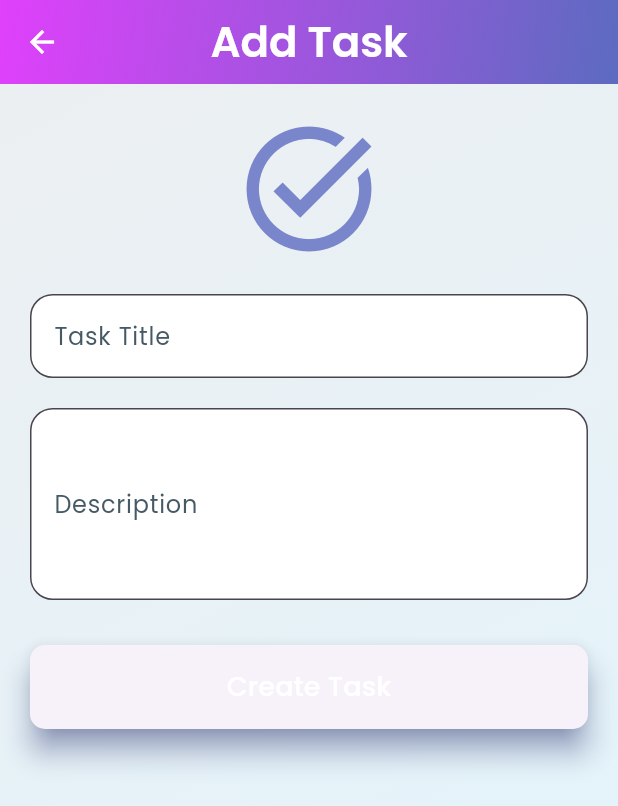
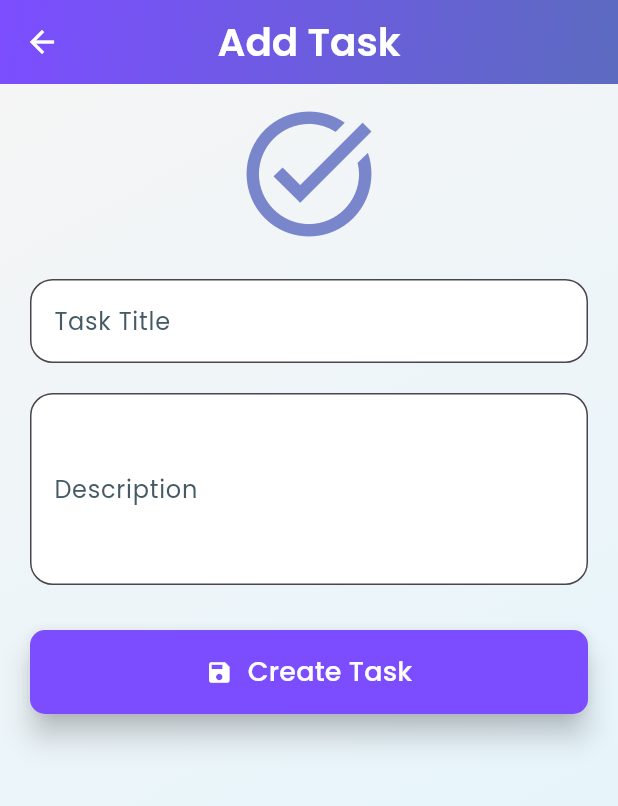
Before and after one commit to keerthana2331/hive, a Flutter app: the screen it shows after launch, after a tap on "Add Your First Task", on a phone screen of 412 x 824 dp. Shown: the top 806 px of the screen. Run offline on Flutter 3.47's test engine with Material 3 defaults, Android fonts, the phone set to English and light mode, and no system bars; our stand-ins replace google_fonts, hive, hive_flutter; accounts and stored records are empty.

Commit message:
made some changes into it

```diff
--- a/lib/addscreen.dart
+++ b/lib/addscreen.dart
@@ -1,3 +1,5 @@
+// ignore_for_file: prefer_const_constructors, library_private_types_in_public_api, use_key_in_widget_constructors, prefer_const_constructors_in_immutables
+
 import 'package:flutter/material.dart';
 import 'package:google_fonts/google_fonts.dart';
 import 'package:hive/hive.dart';
@@ -10,19 +12,20 @@ class AddEditTaskScreen extends StatefulWidget {
   AddEditTaskScreen({this.task, required this.taskBox});
 
   @override
-  _AddEditTaskScreenState createState() => _AddEditTaskScreenState();
+  AddEditTaskScreenState createState() => AddEditTaskScreenState();
 }
 
-class _AddEditTaskScreenState extends State<AddEditTaskScreen> {
-  final _formKey = GlobalKey<FormState>();
-  late TextEditingController _titleController;
-  late TextEditingController _descriptionController;
+class AddEditTaskScreenState extends State<AddEditTaskScreen> {
+  final formKey = GlobalKey<FormState>();
+  late TextEditingController titleController;
+  late TextEditingController descriptionController;
 
   @override
   void initState() {
     super.initState();
-    _titleController = TextEditingController(text: widget.task?.title ?? '');
-    _descriptionController = TextEditingController(text: widget.task?.description ?? '');
+    titleController = TextEditingController(text: widget.task?.title ?? '');
+    descriptionController =
+        TextEditingController(text: widget.task?.description ?? '');
   }
 
   @override
@@ -31,72 +34,85 @@ class _AddEditTaskScreenState extends State<AddEditTaskScreen> {
       appBar: AppBar(
         title: Text(
           widget.task == null ? 'Add Task' : 'Edit Task',
-          style: GoogleFonts.poppins(fontSize: 28, color: Colors.white),
+          style: GoogleFonts.poppins(fontSize: 26, color: Colors.white),
         ),
         flexibleSpace: Container(
           decoration: BoxDecoration(
             gradient: LinearGradient(
-              colors: [Colors.purpleAccent.shade200, Colors.indigo.shade400],
+              colors: [
+                Colors.deepPurpleAccent.shade200,
+                Colors.indigo.shade400
+              ],
               begin: Alignment.topLeft,
               end: Alignment.bottomRight,
             ),
           ),
         ),
         centerTitle: true,
-        elevation: 10,
+        elevation: 12,
       ),
       body: Container(
-        padding: EdgeInsets.all(20),
+        padding: EdgeInsets.symmetric(horizontal: 20, vertical: 10),
         decoration: BoxDecoration(
           gradient: LinearGradient(
-            colors: [Colors.blueGrey.shade50, Colors.lightBlue.shade50],
+            colors: [Colors.grey.shade100, Colors.lightBlue.shade50],
             begin: Alignment.topLeft,
             end: Alignment.bottomRight,
           ),
         ),
         child: Form(
-          key: _formKey,
+          key: formKey,
           child: ListView(
             children: [
               Hero(
                 tag: 'taskIcon',
-                child: Icon(
-                  Icons.task_alt,
-                  size: 100,
-                  color: Colors.indigo.shade300,
+                child: AnimatedContainer(
+                  duration: Duration(milliseconds: 600),
+                  curve: Curves.easeOut,
+                  child: Icon(
+                    Icons.task_alt,
+                    size: 100,
+                    color: Colors.indigo.shade300,
+                  ),
                 ),
               ),
               SizedBox(height: 20),
               TextFormField(
-                controller: _titleController,
+                controller: titleController,
                 decoration: InputDecoration(
                   labelText: 'Task Title',
-                  labelStyle: GoogleFonts.poppins(color: Colors.blueGrey.shade700),
-                  border: OutlineInputBorder(borderRadius: BorderRadius.circular(15)),
+                  labelStyle:
+                      GoogleFonts.poppins(color: Colors.blueGrey.shade700),
+                  border: OutlineInputBorder(
+                      borderRadius: BorderRadius.circular(15)),
                   filled: true,
                   fillColor: Colors.white,
                 ),
                 validator: (value) {
                   if (value == null || value.isEmpty) {
-                    return 'Please enter a title';
+                    return 'Title is required.';
+                  } else if (value.length < 3) {
+                    return 'Title must be at least 3 characters long.';
                   }
                   return null;
                 },
               ),
               SizedBox(height: 20),
               TextFormField(
-                controller: _descriptionController,
+                controller: descriptionController,
                 decoration: InputDecoration(
                   labelText: 'Description',
-                  labelStyle: GoogleFonts.poppins(color: Colors.blueGrey.shade700),
-                  border: OutlineInputBorder(borderRadius: BorderRadius.circular(15)),
+                  labelStyle:
+                      GoogleFonts.poppins(color: Colors.blueGrey.shade700),
+                  border: OutlineInputBorder(
+                      borderRadius: BorderRadius.circular(15)),
                   filled: true,
                   fillColor: Colors.white,
                 ),
                 maxLines: 4,
                 validator: (value) {
                   if (value == null || value.isEmpty) {
-                    return 'Please enter a description';
+                    return 'Description cannot be empty.';
                   }
                   return null;
                 },
@@ -104,36 +120,48 @@ class _AddEditTaskScreenState extends State<AddEditTaskScreen> {
               SizedBox(height: 30),
               ElevatedButton(
                 onPressed: () {
-                  if (_formKey.currentState!.validate()) {
+                  if (formKey.currentState!.validate()) {
                     if (widget.task == null) {
                       widget.taskBox.add(
                         Task(
-                          title: _titleController.text,
-                          description: _descriptionController.text,
+                          title: titleController.text,
+                          description: descriptionController.text,
                           isCompleted: false,
                         ),
                       );
+                      ScaffoldMessenger.of(context).showSnackBar(
+                        SnackBar(content: Text('Task Created Successfully!')),
+                      );
                     } else {
-                      widget.task!.title = _titleController.text;
-                      widget.task!.description = _descriptionController.text;
+                      widget.task!.title = titleController.text;
+                      widget.task!.description = descriptionController.text;
                       widget.task!.save();
+                      ScaffoldMessenger.of(context).showSnackBar(
+                        SnackBar(content: Text('Task Updated Successfully!')),
+                      );
                     }
-                    Navigator.pop(context); // Close the screen after saving.
+                    Navigator.pop(context);
                   }
                 },
-                child: Text(
-                  widget.task == null ? 'Create Task' : 'Save Changes',
-                  style: GoogleFonts.poppins(fontSize: 18, color: Colors.white),
-                ),
                 style: ElevatedButton.styleFrom(
                   padding: EdgeInsets.symmetric(vertical: 15),
                   shape: RoundedRectangleBorder(
                     borderRadius: BorderRadius.circular(10),
                   ),
-                  iconColor: Colors.deepPurpleAccent, // Updated to match gradient
-                  disabledIconColor: Colors.white, // Text color
-                  shadowColor: Colors.indigo.shade400,
                   elevation: 8,
+                  backgroundColor: Colors.deepPurpleAccent,
+                ),
+                child: Row(
+                  mainAxisAlignment: MainAxisAlignment.center,
+                  children: [
+                    Icon(Icons.save, color: Colors.white),
+                    SizedBox(width: 10),
+                    Text(
+                      widget.task == null ? 'Create Task' : 'Save Changes',
+                      style: GoogleFonts.poppins(
+                          fontSize: 18, color: Colors.white),
+                    ),
+                  ],
                 ),
               ),
             ],
--- a/lib/main.dart
+++ b/lib/main.dart
@@ -1,3 +1,5 @@
+// ignore_for_file: use_key_in_widget_constructors, prefer_const_constructors
+
 import 'package:flutter/material.dart';
 import 'package:hive_flutter/hive_flutter.dart';
 import 'task_adapter.dart';
@@ -5,13 +7,11 @@ import 'task_screen.dart';
 import 'task.dart';
 
 void main() async {
-  WidgetsFlutterBinding.ensureInitialized(); // Ensure Flutter bindings are initialized
-  await Hive.initFlutter(); // Initialize Hive for Flutter
+  WidgetsFlutterBinding.ensureInitialized();
+  await Hive.initFlutter();
 
-  // Register the Hive adapter for the Task model
   Hive.registerAdapter(TaskAdapter());
 
-  // Open the 'tasks' box
   await Hive.openBox<Task>('tasks');
 
   runApp(MyApp());
@@ -22,7 +22,7 @@ class MyApp extends StatelessWidget {
   Widget build(BuildContext context) {
     return MaterialApp(
       title: 'Task Manager',
-      debugShowCheckedModeBanner: false, // Disable debug banner
+      debugShowCheckedModeBanner: false,
       theme: ThemeData(
         brightness: Brightness.light,
         primarySwatch: Colors.teal,
@@ -58,7 +58,7 @@ class MyApp extends StatelessWidget {
           splashColor: Colors.tealAccent,
         ),
       ),
-      home: TaskScreen(), // Navigate to the TaskScreen widget
+      home: TaskScreen(),
     );
   }
 }
--- a/lib/task_adapter.dart
+++ b/lib/task_adapter.dart
@@ -3,11 +3,10 @@ import 'task.dart';
 
 class TaskAdapter extends TypeAdapter<Task> {
   @override
-  final int typeId = 0; // Ensure the typeId matches the one in the @HiveType annotation
+  final int typeId = 0;
 
   @override
   Task read(BinaryReader reader) {
-    // Read data in the same order it was written
     final numOfFields = reader.readByte();
     final fields = <int, dynamic>{
       for (int i = 0; i < numOfFields; i++) reader.readByte(): reader.read(),
@@ -21,9 +20,8 @@ class TaskAdapter extends TypeAdapter<Task> {
 
   @override
   void write(BinaryWriter writer, Task obj) {
-    // Write data in the same order as defined in read
     writer
-      ..writeByte(3) // Number of fields in the class
+      ..writeByte(3)
       ..writeByte(0)
       ..write(obj.title)
       ..writeByte(1)
--- a/lib/task_screen.dart
+++ b/lib/task_screen.dart
@@ -1,3 +1,5 @@
+// ignore_for_file: use_key_in_widget_constructors, library_private_types_in_public_api, unnecessary_import, prefer_const_constructors, sort_child_properties_last
+
 import 'package:flutter/material.dart';
 import 'package:google_fonts/google_fonts.dart';
 import 'package:hive/hive.dart';
@@ -7,19 +9,19 @@ import 'task.dart';
 
 class TaskScreen extends StatefulWidget {
   @override
-  _TaskScreenState createState() => _TaskScreenState();
+  TaskScreenState createState() => TaskScreenState();
 }
 
-class _TaskScreenState extends State<TaskScreen> {
+class TaskScreenState extends State<TaskScreen> {
   late Box<Task> taskBox;
 
   @override
   void initState() {
     super.initState();
-    _initializeHive();
+    initializeHive();
   }
 
-  Future<void> _initializeHive() async {
+  Future<void> initializeHive() async {
     taskBox = await Hive.openBox<Task>('tasks');
     setState(() {});
   }
@@ -31,7 +33,7 @@ class _TaskScreenState extends State<TaskScreen> {
         title: Text(
           'Task Manager',
           style: GoogleFonts.lobster(
-            fontSize: 30,
+            fontSize: 28,
             letterSpacing: 1.2,
             color: Colors.white,
           ),
@@ -39,7 +41,7 @@ class _TaskScreenState extends State<TaskScreen> {
         flexibleSpace: Container(
           decoration: BoxDecoration(
             gradient: LinearGradient(
-              colors: [Colors.deepPurple.shade500, Colors.blueAccent.shade200],
+              colors: [Colors.purple.shade500, Colors.blueAccent.shade200],
               begin: Alignment.topLeft,
               end: Alignment.bottomRight,
             ),
@@ -52,7 +54,7 @@ class _TaskScreenState extends State<TaskScreen> {
             ],
           ),
         ),
-        elevation: 10,
+        elevation: 12,
         centerTitle: true,
       ),
       body: ValueListenableBuilder(
@@ -63,15 +65,16 @@ class _TaskScreenState extends State<TaskScreen> {
               child: Column(
                 mainAxisAlignment: MainAxisAlignment.center,
                 children: [
-                  Image.asset(
-                    'assets/empty_tasks.png', // Add an attractive illustration.
-                    height: 200,
+                  Icon(
+                    Icons.task_alt,
+                    size: 150,
+                    color: Colors.grey.shade400,
                   ),
                   SizedBox(height: 20),
                   Text(
                     'No tasks here yet!',
                     style: GoogleFonts.poppins(
-                      fontSize: 20,
+                      fontSize: 22,
                       color: Colors.grey.shade600,
                       fontWeight: FontWeight.w500,
                     ),
@@ -80,14 +83,17 @@ class _TaskScreenState extends State<TaskScreen> {
                   ElevatedButton(
                     onPressed: () => Navigator.push(
                       context,
-                      MaterialPageRoute(builder: (_) => AddEditTaskScreen(taskBox: taskBox)),
+                      MaterialPageRoute(
+                          builder: (_) => AddEditTaskScreen(taskBox: taskBox)),
                     ),
                     style: ElevatedButton.styleFrom(
-                      padding: EdgeInsets.symmetric(horizontal: 30, vertical: 15),
+                      padding:
+                          EdgeInsets.symmetric(horizontal: 30, vertical: 15),
                       shape: RoundedRectangleBorder(
                         borderRadius: BorderRadius.circular(15),
                       ),
                       backgroundColor: Colors.teal,
+                      elevation: 8,
                     ),
                     child: Text(
                       'Add Your First Task',
@@ -110,7 +116,7 @@ class _TaskScreenState extends State<TaskScreen> {
               return GestureDetector(
                 onTap: () {
                   setState(() {
-                    task!.isCompleted = !task.isCompleted;
+                    task.isCompleted = !task.isCompleted;
                     task.save();
                   });
                 },
@@ -123,7 +129,7 @@ class _TaskScreenState extends State<TaskScreen> {
                     gradient: LinearGradient(
                       colors: task!.isCompleted
                           ? [Colors.green.shade300, Colors.green.shade600]
-                          : [Colors.white, Colors.grey.shade100],
+                          : [Colors.white, Colors.blueGrey.shade50],
                       begin: Alignment.topLeft,
                       end: Alignment.bottomRight,
                     ),
@@ -131,26 +137,29 @@ class _TaskScreenState extends State<TaskScreen> {
                       BoxShadow(
                         color: Colors.grey.withOpacity(0.4),
                         offset: Offset(4, 4),
-                        blurRadius: 10,
+                        blurRadius: 8,
                         spreadRadius: 1,
                       ),
                       BoxShadow(
                         color: Colors.white.withOpacity(0.8),
                         offset: Offset(-3, -3),
-                        blurRadius: 10,
+                        blurRadius: 8,
                         spreadRadius: 1,
                       ),
                     ],
                   ),
                   child: ListTile(
-                    contentPadding: EdgeInsets.symmetric(horizontal: 20, vertical: 10),
+                    contentPadding:
+                        EdgeInsets.symmetric(horizontal: 20, vertical: 10),
                     leading: AnimatedSwitcher(
                       duration: Duration(milliseconds: 300),
                       child: Icon(
                         task.isCompleted
                             ? Icons.check_circle_rounded
                             : Icons.circle_outlined,
-                        color: task.isCompleted ? Colors.white : Colors.blue.shade400,
+                        color: task.isCompleted
+                            ? Colors.white
+                            : Colors.blue.shade400,
                         size: 30,
                         key: ValueKey(task.isCompleted),
                       ),
@@ -170,7 +179,9 @@ class _TaskScreenState extends State<TaskScreen> {
                       task.description,
                       style: GoogleFonts.poppins(
                         fontSize: 14,
-                        color: task.isCompleted ? Colors.white70 : Colors.grey.shade600,
+                        color: task.isCompleted
+                            ? Colors.white70
+                            : Colors.grey.shade600,
                       ),
                     ),
                     trailing: Row(
@@ -181,13 +192,14 @@ class _TaskScreenState extends State<TaskScreen> {
                           onPressed: () => Navigator.push(
                             context,
                             MaterialPageRoute(
-                              builder: (_) => AddEditTaskScreen(task: task, taskBox: taskBox),
+                              builder: (_) => AddEditTaskScreen(
+                                  task: task, taskBox: taskBox),
                             ),
                           ),
                         ),
                         IconButton(
                           icon: Icon(Icons.delete, color: Colors.red),
-                          onPressed: () => _deleteTask(task, index),
+                          onPressed: () => deleteTask(index),
                         ),
                       ],
                     ),
@@ -201,7 +213,8 @@ class _TaskScreenState extends State<TaskScreen> {
       floatingActionButton: FloatingActionButton(
         onPressed: () => Navigator.push(
           context,
-          MaterialPageRoute(builder: (_) => AddEditTaskScreen(taskBox: taskBox)),
+          MaterialPageRoute(
+              builder: (_) => AddEditTaskScreen(taskBox: taskBox)),
         ),
         child: Icon(Icons.add, size: 28),
         backgroundColor: Colors.pinkAccent,
@@ -210,15 +223,23 @@ class _TaskScreenState extends State<TaskScreen> {
     );
   }
 
-void _deleteTask(Task task, int index) {
-  // Directly delete the task
-  task.delete();
+  void deleteTask(int index) {
+    final deletedTask = taskBox.getAt(index);
+    taskBox.deleteAt(index);
 
-  // Show a SnackBar indicating that the task has been deleted
     ScaffoldMessenger.of(context).showSnackBar(
       SnackBar(
         content: Text('Task deleted successfully!'),
         backgroundColor: Colors.redAccent,
+        action: SnackBarAction(
+          label: 'Undo',
+          textColor: Colors.white,
+          onPressed: () {
+            if (deletedTask != null) {
+              taskBox.add(deletedTask);
+            }
+          },
+        ),
       ),
     );
   }
```
Lines whose indentation alone changed are shown as unchanged.
